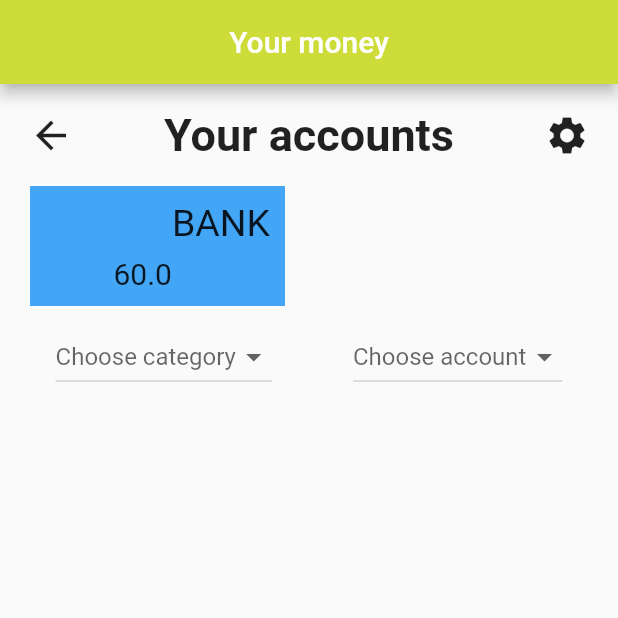
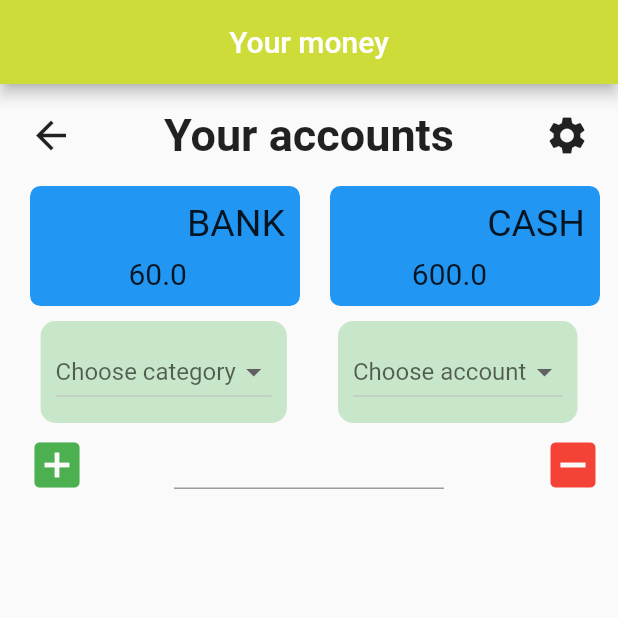
Before and after one commit to OlexandrBorovik/mone_dart, a Flutter app: the screen it shows after launch, on a phone screen of 412 x 824 dp, the top half of it. Run offline on Flutter 3.47's test engine with Material 2 defaults, Android fonts, the phone set to English and light mode, and no system bars; missing offline and left inert: dart:ffi.

```diff
--- a/lib/pages/home.dart
+++ b/lib/pages/home.dart
@@ -19,6 +19,7 @@ class _HomeState extends State<Home> {
  final List <Category> categoryList = [];
 
 Account start =  Account("bank", 60 );
+  Account startTwo =  Account("cash", 600 );
 Category categoryOne = Category("Home", 0);
   Category categoryTwo = Category("Two", 0);
   String? valueCategory;
@@ -26,6 +27,7 @@ Category categoryOne = Category("Home", 0);
 @override
   void initState() {
     accounts.add(start);
+    accounts.add(startTwo);
     categoryList.add(categoryOne);
     categoryList.add(categoryTwo);
     super.initState();
@@ -35,7 +37,7 @@ Category categoryOne = Category("Home", 0);
     return Scaffold(
         appBar: AppBar(
 
-          title: Text('Your money'),
+          title: const Text('Your money'),
           centerTitle: true,
           backgroundColor: Colors.lime,
         ),
@@ -51,7 +53,7 @@ Category categoryOne = Category("Home", 0);
                         IconButton(onPressed: () {},
                             icon: const Icon(Icons.arrow_back_outlined, size: 30,)),
 
-                            Text('Your accounts', style: TextStyle (
+                            const Text('Your accounts', style: TextStyle (
                                 fontSize: 30,
                             fontWeight: FontWeight.bold),),
 
@@ -62,9 +64,7 @@ Category categoryOne = Category("Home", 0);
                           ],
                         ),
 
-                    Container(
-
-                      child: SingleChildScrollView(
+                    SingleChildScrollView(
                       child: Column(
 
                         children: [
@@ -74,11 +74,16 @@ Category categoryOne = Category("Home", 0);
                              itemCount: accounts.length,
                                scrollDirection: Axis.horizontal,
                                itemBuilder: (context, index) => Container(
-                                   padding: EdgeInsets.all(10),
+                                 padding: const EdgeInsets.all(10),
                                  height: 90,
-                                   width: 170,
-                                   margin: EdgeInsets.all(10),
-                                   color: Colors.blue[400],
+                                 width: 180,
+                                 margin: const EdgeInsets.all(10),
+                                 decoration: BoxDecoration(
+                                     borderRadius: BorderRadius.circular(7),
+                                   color: Colors.blue
+
+                                 ),
+
                                  child: Row (
                                    mainAxisAlignment: MainAxisAlignment.end,
                                    crossAxisAlignment: CrossAxisAlignment.end,
@@ -89,7 +94,7 @@ Category categoryOne = Category("Home", 0);
                                        mainAxisAlignment: MainAxisAlignment.end,
                                        crossAxisAlignment: CrossAxisAlignment.end,
                                        children: [
-                                            Text(accounts[index].amount.toString(),style: TextStyle(
+                                          Text(accounts[index].amount.toString(),style: const TextStyle(
                                            fontSize: 20,
                                          ),
                                          ),
@@ -98,7 +103,7 @@ Category categoryOne = Category("Home", 0);
 
 
                                            children: [
-                                               Text(accounts[index].name.toUpperCase(),style: TextStyle(
+                                             Text(accounts[index].name.toUpperCase(),style: const TextStyle(
                                                fontSize: 25
                                              ),
                                              )
@@ -117,29 +122,55 @@ Category categoryOne = Category("Home", 0);
                         ],
                       ),
                     ),
-                    ),
                     Row(
                       mainAxisAlignment: MainAxisAlignment.spaceAround,
                       children: [
                         Container(
+                          decoration: BoxDecoration(
+                            color: Colors.green[100],
+                              borderRadius: BorderRadius.circular(10),
+                          ),
+                          padding: const EdgeInsets.all(10),
                           child: DropdownButton(
                             hint: const Text ("Choose category"),
                             value: valueCategory,
                             items: categoryList.map(buildMenu).toList(),
-                            onChanged: (value)=> setState(() =>this.valueCategory = value),
+                            onChanged: (value)=> setState(() =>valueCategory = value),
                           ),
                         ),
                         Container(
+                          decoration: BoxDecoration(
+                            color: Colors.green[100],
+                            borderRadius: BorderRadius.circular(10),
+                          ),
+                            padding: const EdgeInsets.all(10),
                           child: DropdownButton(
                             hint: const Text ("Choose account"),
                             value: valueAccount,
                             items: accounts.map(buildMenuAccount).toList(),
-                            onChanged: (value)=> setState(() =>this.valueAccount = value),
+                            onChanged: (value)=> setState(() =>valueAccount = value),
                           ),
                         )
 
                       ]
                     ),
+                    Row(
+                      mainAxisAlignment: MainAxisAlignment.spaceBetween,
+                      children: [
+                        IconButton(onPressed: (){}, icon: Icon(
+                          Icons.add_box,size: 40,color: Colors.green)),
+                        Container(
+                          width: 180,
+                          height: 40,
+
+                          child: TextField(),
+                        ),
+
+                        IconButton(onPressed: (){}, icon: Icon(
+                            Icons.indeterminate_check_box,size: 40,color: Colors.red))
+
+                      ],
+                    )
               ]
             ),
 
@@ -153,14 +184,14 @@ Category categoryOne = Category("Home", 0);
       value: e.categoryName,
       child: Text(
   e.categoryName,
-  style: const TextStyle (fontSize: 20),
+  style: const TextStyle (fontSize: 15),
   ),
   );
   DropdownMenuItem <String> buildMenuAccount(Account e )=> DropdownMenuItem(
     value: e.name,
     child: Text(
       e.name,
-      style: const TextStyle (fontSize: 20),
+      style: const TextStyle (fontSize: 15),
     ),
   );
   }
```
Lines whose indentation alone changed are shown as unchanged.
